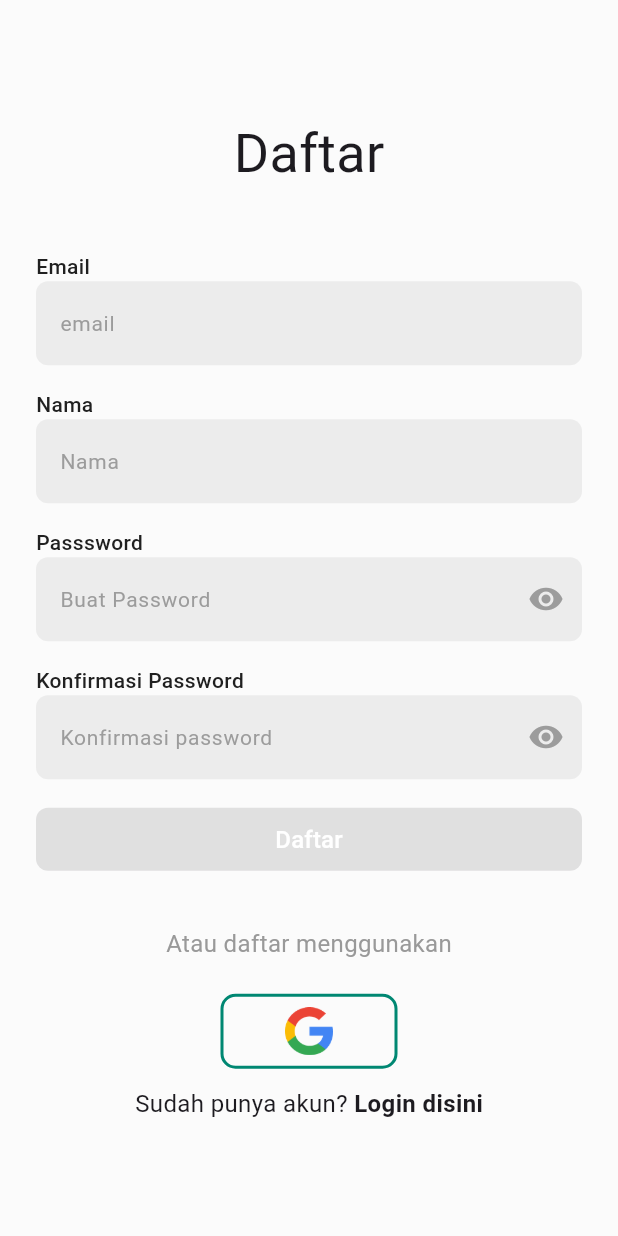
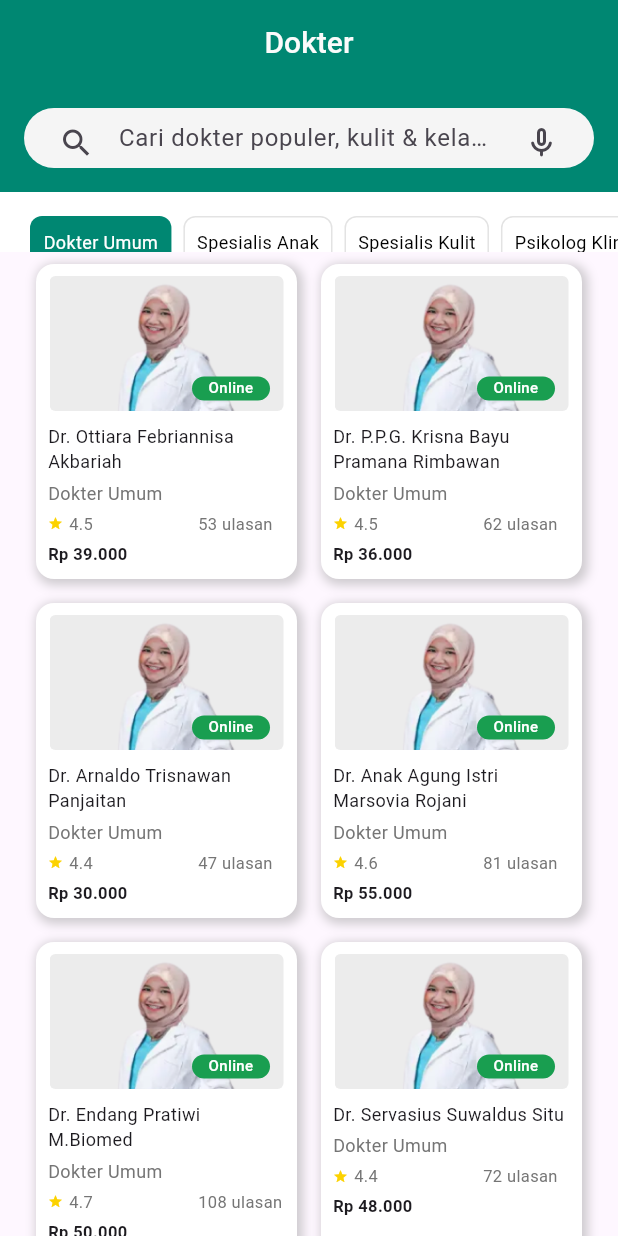
Before and after one commit to szzin20/healthify, a Flutter app: the screen it shows after launch, on a phone screen of 412 x 824 dp. Run offline on Flutter 3.47's test engine with Material 2 defaults, Android fonts, the phone set to English and light mode, and no system bars.

Commit message:
UI find doctor

```diff
--- a/capstone_project/lib/main.dart
+++ b/capstone_project/lib/main.dart
@@ -1,4 +1,4 @@
-import 'package:capstone_project/screens/register/register_screen.dart';
+import 'package:capstone_project/screens/view_available_doctor/doctor_screen.dart';
 import 'package:flutter/material.dart';
 
 void main() {
@@ -18,7 +18,6 @@ class MyApp extends StatelessWidget {
           colorScheme: ColorScheme.fromSeed(seedColor: Colors.deepPurple),
           useMaterial3: true,
         ),
-      home: const RegisterScreen(),
-    );
+        home: const DoctorScreen());
   }
 }
--- /dev/null
+++ b/capstone_project/lib/models/doctor_model.dart
@@ -0,0 +1,19 @@
+class Doctor {
+  final String doctorName;
+  final String specialty;
+  final String imageUrl;
+  final double rating;
+  final int numberOfReviews;
+  final String price;
+  final bool isOnline;
+
+  Doctor({
+    required this.doctorName,
+    required this.specialty,
+    required this.imageUrl,
+    required this.rating,
+    required this.numberOfReviews,
+    required this.price,
+    required this.isOnline,
+  });
+}
--- /dev/null
+++ b/capstone_project/lib/models/list_doctor_model.dart
@@ -0,0 +1,74 @@
+import 'package:capstone_project/models/doctor_model.dart';
+
+final List<Doctor> doctors = [
+  Doctor(
+      doctorName: "Dr. Ottiara Febriannisa Akbariah",
+      specialty: 'Dokter Umum',
+      imageUrl: 'assets/images/doctor.png',
+      rating: 4.5,
+      numberOfReviews: 53,
+      price: "39.000",
+      isOnline: true),
+  Doctor(
+      doctorName: "Dr. P.P.G. Krisna Bayu Pramana Rimbawan",
+      specialty: 'Dokter Umum',
+      imageUrl: 'assets/images/doctor.png',
+      rating: 4.5,
+      numberOfReviews: 62,
+      price: "36.000",
+      isOnline: true),
+    Doctor(
+      doctorName: "Dr. Arnaldo Trisnawan Panjaitan",
+      specialty: 'Dokter Umum',
+      imageUrl: 'assets/images/doctor.png',
+      rating: 4.4,
+      numberOfReviews: 47,
+      price: "30.000",
+      isOnline: true
+      ),
+      Doctor(
+      doctorName: "Dr. Anak Agung Istri Marsovia Rojani",
+      specialty: 'Dokter Umum',
+      imageUrl: 'assets/images/doctor.png',
+      rating: 4.6,
+      numberOfReviews: 81,
+      price: "55.000",
+      isOnline: true
+      ),
+      Doctor(
+      doctorName: "Dr. Endang Pratiwi M.Biomed",
+      specialty: 'Dokter Umum',
+      imageUrl: 'assets/images/doctor.png',
+      rating: 4.7,
+      numberOfReviews: 108,
+      price: "50.000",
+      isOnline: true
+      ),
+      Doctor(
+      doctorName: "Dr. Servasius Suwaldus Situ",
+      specialty: 'Dokter Umum',
+      imageUrl: 'assets/images/doctor.png',
+      rating: 4.4,
+      numberOfReviews: 72,
+      price: "48.000",
+      isOnline: true
+      ),
+      Doctor(
+      doctorName: "Dr. Ariani Zaltin Okvenda",
+      specialty: 'Dokter Umum',
+      imageUrl: 'assets/images/doctor.png',
+      rating: 4.4,
+      numberOfReviews: 63,
+      price: "40.000",
+      isOnline: true
+      ),
+      Doctor(
+      doctorName: "Dr. Erlan Anugrah Pratama",
+      specialty: 'Dokter Umum',
+      imageUrl: 'assets/images/doctor.png',
+      rating: 4.7,
+      numberOfReviews: 102,
+      price: "65.000",
+      isOnline: true
+      ),
+];
--- a/capstone_project/lib/screens/splash_screen/splash_screen.dart
+++ b/capstone_project/lib/screens/splash_screen/splash_screen.dart
@@ -7,6 +7,7 @@ class SplashScreen extends StatefulWidget {
   const SplashScreen({super.key});
 
   @override
+  // ignore: library_private_types_in_public_api
   _SplashScreenState createState() => _SplashScreenState();
 }
 
--- /dev/null
+++ b/capstone_project/lib/screens/view_available_doctor/doctor_screen.dart
@@ -0,0 +1,81 @@
+import 'package:capstone_project/constants/color_theme.dart';
+import 'package:capstone_project/constants/text_theme.dart';
+import 'package:capstone_project/models/list_doctor_model.dart';
+import 'package:capstone_project/widgets/doctor_card_widget.dart';
+import 'package:capstone_project/widgets/menu_doctor_widget.dart';
+import 'package:capstone_project/widgets/search_bar_widget.dart';
+import 'package:flutter/material.dart';
+
+class DoctorScreen extends StatelessWidget {
+  const DoctorScreen({Key? key}) : super(key: key);
+
+  @override
+  Widget build(BuildContext context) {
+    return Scaffold(
+      body: CustomScrollView(
+        slivers: [
+          SliverAppBar(
+            floating: false,
+            pinned: true,
+            flexibleSpace: FlexibleSpaceBar(
+              title: Text(
+                'Dokter',
+                style: ThemeTextStyle().titleMedium.copyWith(
+                      fontSize: 20,
+                      color: const Color(0xffFBFBFB),
+                    ),
+              ),
+              centerTitle: true,
+              background: Container(
+                color: ThemeColor().primaryFrame,
+              ),
+            ),
+          ),
+          SliverToBoxAdapter(
+            child: Container(
+              color: ThemeColor().primaryFrame,
+              child: const SearchBarWidget(
+                title: 'Cari dokter populer, kulit & kelamin, nutrisi',
+              ),
+            ),
+          ),
+          const SliverAppBar(
+            backgroundColor: Colors.white,
+            toolbarHeight: 40,
+            floating: false,
+            pinned: true,
+            expandedHeight: 0,
+            flexibleSpace: MenuDoctor(),
+            bottom: PreferredSize(preferredSize: Size.zero, child: Text('')),
+          ),
+          SliverPadding(
+            padding: const EdgeInsets.symmetric(horizontal: 24.0, vertical: 8),
+            sliver: SliverGrid(
+              gridDelegate: const SliverGridDelegateWithFixedCrossAxisCount(
+                  crossAxisCount: 2,
+                  crossAxisSpacing: 16,
+                  mainAxisSpacing: 16,
+                  mainAxisExtent: 210),
+              delegate: SliverChildBuilderDelegate(
+                (BuildContext context, int index) {
+                  final doctor = doctors[index];
+                  return DoctorCardWidget(
+                    doctorName: doctor.doctorName,
+                    specialty: doctor.specialty,
+                    imageUrl: doctor.imageUrl,
+                    rating: doctor.rating,
+                    numberOfReviews: doctor.numberOfReviews,
+                    price: doctor.price,
+                    isOnline: doctor.isOnline,
+                    onTap: () {},
+                  );
+                },
+                childCount: doctors.length,
+              ),
+            ),
+          ),
+        ],
+      ),
+    );
+  }
+}
--- /dev/null
+++ b/capstone_project/lib/widgets/doctor_card_widget.dart
@@ -0,0 +1,147 @@
+import 'package:capstone_project/constants/color_theme.dart';
+import 'package:capstone_project/constants/text_theme.dart';
+import 'package:flutter/material.dart';
+
+class DoctorCardWidget extends StatelessWidget {
+  final String doctorName;
+  final String specialty;
+  final String imageUrl;
+  final double rating;
+  final int numberOfReviews;
+  final String price;
+  final bool isOnline;
+  final Function()? onTap;
+
+  const DoctorCardWidget({
+    super.key,
+    required this.doctorName,
+    required this.specialty,
+    required this.imageUrl,
+    required this.rating,
+    required this.numberOfReviews,
+    required this.price,
+    required this.isOnline,
+    required this.onTap,
+  });
+
+  @override
+  Widget build(BuildContext context) {
+    return GestureDetector(
+      onTap: onTap,
+      child: Container(
+        width: 148,
+        decoration: BoxDecoration(
+          borderRadius: BorderRadius.circular(12),
+          color: Colors.white,
+          boxShadow: [
+            BoxShadow(
+              color: Colors.grey.withOpacity(0.5),
+              spreadRadius: 2,
+              blurRadius: 5,
+              offset: const Offset(2, 2),
+            ),
+          ],
+        ),
+        child: Column(
+          crossAxisAlignment: CrossAxisAlignment.start,
+          children: [
+            Stack(
+              alignment: Alignment.bottomRight,
+              children: [
+                Center(
+                  child: Padding(
+                    padding:
+                        const EdgeInsets.symmetric(horizontal: 9, vertical: 8),
+                    child: Container(
+                      height: 90,
+                      decoration: BoxDecoration(
+                        borderRadius: BorderRadius.circular(4),
+                        image: DecorationImage(
+                          image: AssetImage(imageUrl),
+                          fit: BoxFit.cover,
+                        ),
+                      ),
+                    ),
+                  ),
+                ),
+                if (isOnline)
+                  Padding(
+                    padding: const EdgeInsets.only(bottom: 15.0, right: 18),
+                    child: Container(
+                      width: 52,
+                      height: 16,
+                      decoration: BoxDecoration(
+                        color: ThemeColor().status,
+                        borderRadius: BorderRadius.circular(8),
+                      ),
+                      padding: const EdgeInsets.symmetric(horizontal: 4),
+                      child: const Text(
+                        'Online',
+                        textAlign: TextAlign.center,
+                        style: TextStyle(
+                          color: Colors.white,
+                          fontSize: 10,
+                          fontWeight: FontWeight.w500,
+                        ),
+                      ),
+                    ),
+                  ),
+              ],
+            ),
+            Padding(
+              padding: const EdgeInsets.symmetric(horizontal: 8),
+              child: Text(doctorName, style: ThemeTextStyle().labelMedium),
+            ),
+            const SizedBox(
+              height: 4,
+            ),
+            Padding(
+              padding: const EdgeInsets.symmetric(horizontal: 8.0),
+              child: Text(
+                specialty,
+                style: ThemeTextStyle()
+                    .bodySmall
+                    .copyWith(color: ThemeColor().filter),
+              ),
+            ),
+            const SizedBox(
+              height: 4,
+            ),
+            Padding(
+              padding: const EdgeInsets.symmetric(horizontal: 8),
+              child: Row(
+                children: [
+                  const Icon(
+                    Icons.star,
+                    color: Color(0xffFCD200),
+                    size: 10,
+                  ),
+                  const SizedBox(width: 4),
+                  Text(
+                    '$rating',
+                    style: ThemeTextStyle()
+                        .labelSmall
+                        .copyWith(color: ThemeColor().filter),
+                  ),
+                  const SizedBox(width: 70),
+                  Text('$numberOfReviews ulasan',
+                      textDirection: TextDirection.ltr,
+                      style: ThemeTextStyle()
+                          .labelSmall
+                          .copyWith(color: ThemeColor().filter)),
+                ],
+              ),
+            ),
+            Padding(
+              padding: const EdgeInsets.symmetric(horizontal: 8, vertical: 4),
+              child: Text('Rp $price',
+                  style: ThemeTextStyle()
+                      .labelSmall
+                      .copyWith(fontWeight: FontWeight.w700)),
+            ),
+          ],
+        ),
+      ),
+    );
+  }
+}
--- /dev/null
+++ b/capstone_project/lib/widgets/menu_doctor_widget.dart
@@ -0,0 +1,71 @@
+import 'package:capstone_project/constants/color_theme.dart';
+import 'package:capstone_project/constants/text_theme.dart';
+import 'package:flutter/material.dart';
+
+class MenuDoctor extends StatefulWidget {
+  const MenuDoctor({super.key});
+
+  @override
+  State<MenuDoctor> createState() => _MenuDoctorState();
+}
+
+class _MenuDoctorState extends State<MenuDoctor> {
+  final List<String> doctorItems = [
+    'Dokter Umum',
+    'Spesialis Anak',
+    'Spesialis Kulit',
+    'Psikolog Klinis',
+    'Kandungan',
+    'Dokter Gigi',
+    'Seksologi'
+  ];
+  int selectedMenuIndex = 0;
+
+  @override
+  Widget build(BuildContext context) {
+    return SingleChildScrollView(
+      padding: const EdgeInsets.only(left: 20),
+      scrollDirection: Axis.horizontal,
+      child: Wrap(
+        spacing: 8,
+        children: List.generate(
+          doctorItems.length,
+          (index) => GestureDetector(
+            onTap: () {
+              setState(() {
+                selectedMenuIndex = index;
+              });
+            },
+            child: Padding(
+              padding: const EdgeInsets.only(top: 16),
+              child: Container(
+                padding: const EdgeInsets.symmetric(horizontal: 8, vertical: 8),
+                decoration: BoxDecoration(
+                  borderRadius: BorderRadius.circular(8),
+                  border: Border.all(
+                    color: selectedMenuIndex == index
+                        ? Colors.transparent
+                        : const Color(0xffe3e3e3),
+                    width: 1.0,
+                  ),
+                  color: selectedMenuIndex == index
+                      ? ThemeColor().primaryButtonActive
+                      : Colors.transparent,
+                ),
+                child: Text(
+                  doctorItems[index],
+                  textAlign: TextAlign.center,
+                  style: ThemeTextStyle().labelMedium.copyWith(
+                        color: selectedMenuIndex == index
+                            ? Colors.white
+                            : Colors.black,
+                      ),
+                ),
+              ),
+            ),
+          ),
+        ),
+      ),
+    );
+  }
+}
--- /dev/null
+++ b/capstone_project/lib/widgets/search_bar_widget.dart
@@ -0,0 +1,40 @@
+import 'package:flutter/material.dart';
+
+class SearchBarWidget extends StatelessWidget {
+  final String? title;
+  const SearchBarWidget({Key? key, required this.title}) : super(key: key);
+
+  @override
+  Widget build(BuildContext context) {
+    return Padding(
+      padding: const EdgeInsets.all(16.0),
+      child: Container(
+        decoration: BoxDecoration(
+            borderRadius: BorderRadius.circular(20),
+            color: const Color(0xffF5F5F5)),
+        height: 40,
+        child: Padding(
+          padding: const EdgeInsets.all(11.0),
+          child: TextField(
+            decoration: InputDecoration(
+              fillColor: const Color(0xffF5F5F5),
+              labelText: title,
+              floatingLabelBehavior: FloatingLabelBehavior.never,
+              prefixIcon: const Icon(Icons.search),
+              suffixIcon: InkWell(
+                onTap: () {
+                  // SAAT MICROFONNYA DITEKAN..
+                },
+                child: const Icon(Icons.mic_none_rounded),
+              ),
+              border: OutlineInputBorder(
+                borderSide: BorderSide.none,
+                borderRadius: BorderRadius.circular(20),
+              ),
+            ),
+          ),
+        ),
+      ),
+    );
+  }
+}
```
Also changed, not shown: capstone_project/assets/images/doctor.png (added). Lines whose indentation alone changed are shown as unchanged.
